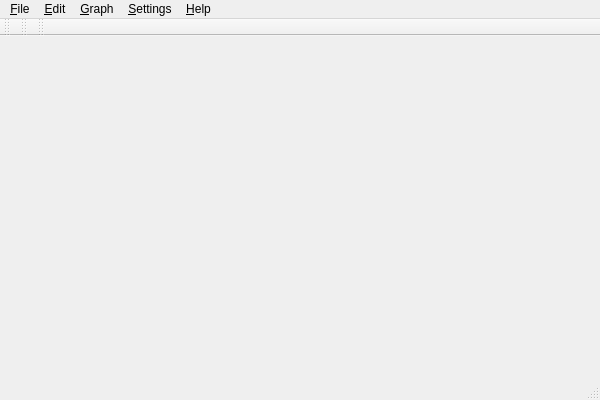
Old version of the form src/gui/mainwindow.ui in the repository saschpe/masonry.
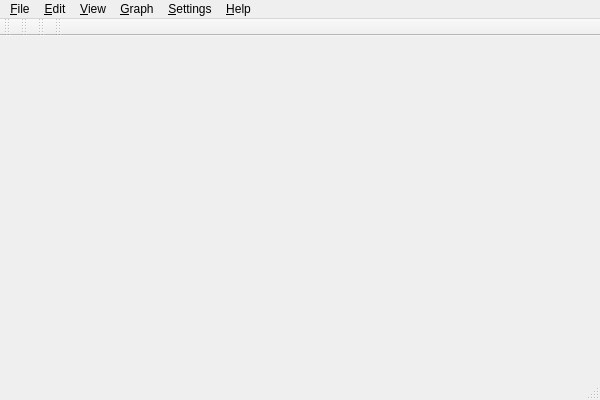
New version of the form.

Commit message: Added a 'View' menu with actions to zoom in/out and zoom to fit (the scene into the view). Also added icons for those actions and implemented their behavior.

```diff
--- a/src/gui/mainwindow.ui
+++ b/src/gui/mainwindow.ui
@@ -54,6 +54,17 @@
     <bool>false</bool>
    </attribute>
   </widget>
+  <widget class="QToolBar" name="viewToolBar">
+   <property name="windowTitle">
+    <string>View Toolbar</string>
+   </property>
+   <attribute name="toolBarArea">
+    <enum>TopToolBarArea</enum>
+   </attribute>
+   <attribute name="toolBarBreak">
+    <bool>false</bool>
+   </attribute>
+  </widget>
   <widget class="QMenuBar" name="menuBar">
    <property name="geometry">
     <rect>
@@ -63,7 +74,7 @@
      <height>22</height>
     </rect>
    </property>
-   <widget class="QMenu" name="quitMenu">
+   <widget class="QMenu" name="fileMenu">
     <property name="title">
      <string>&amp;File</string>
     </property>
@@ -88,7 +99,7 @@
     <addaction name="deleteAction"/>
     <addaction name="selectAllAction"/>
    </widget>
-   <widget class="QMenu" name="menu_Help">
+   <widget class="QMenu" name="helpMenu">
     <property name="title">
      <string>&amp;Help</string>
     </property>
@@ -125,11 +136,20 @@
     <addaction name="separator"/>
     <addaction name="configureAction"/>
    </widget>
-   <addaction name="quitMenu"/>
+   <widget class="QMenu" name="viewMenu">
+    <property name="title">
+     <string>&amp;View</string>
+    </property>
+    <addaction name="zoomToFitAction"/>
+    <addaction name="zoomInAction"/>
+    <addaction name="zoomOutAction"/>
+   </widget>
+   <addaction name="fileMenu"/>
    <addaction name="editMenu"/>
+   <addaction name="viewMenu"/>
    <addaction name="graphMenu"/>
    <addaction name="settingsMenu"/>
-   <addaction name="menu_Help"/>
+   <addaction name="helpMenu"/>
   </widget>
   <action name="helpAction">
    <property name="text">
```
Left out of the diff: 37 changed lines with no effect on the pictures. The commit also changes 2 other files.
